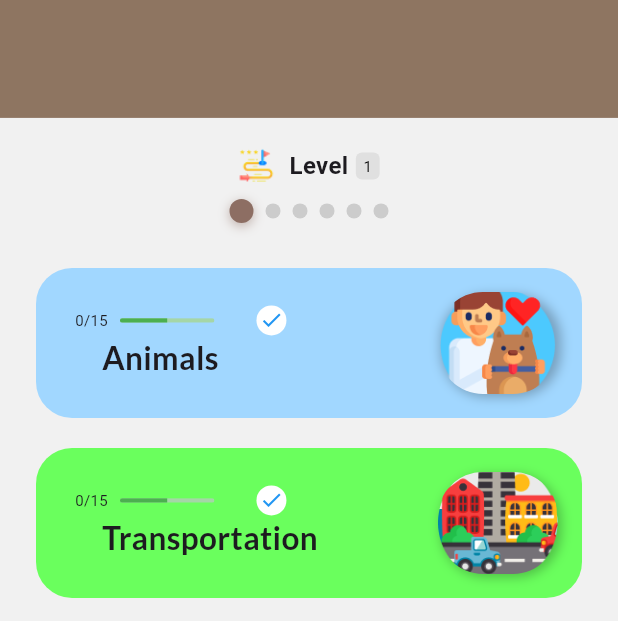
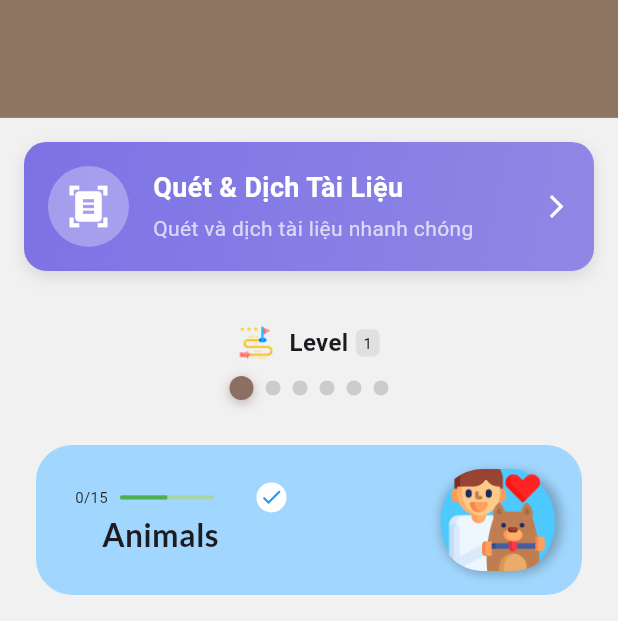
Before and after one commit to DangThanhWang/Mobile-app, a Flutter app: the HomePage screen opened directly, on a phone screen of 412 x 824 dp, the part 615-1236 px from its top. Run offline on Flutter 3.47's test engine with Material 3 defaults, Android fonts, the phone set to English and light mode, and no system bars; drawn by our look-alikes of percent_indicator; our stand-ins replace audioplayers, camera, firebase_auth, firebase_core, firebase_storage, flutter_gemini and 11 more; missing offline and left inert: google_ml_kit, mongo_dart, translator; accounts and stored records are empty; Roboto replaces fonts that are missing (Roboto-Black).

Commit message:
add scanner

```diff
--- a/lib/Pages/Home/HomePage.dart
+++ b/lib/Pages/Home/HomePage.dart
@@ -2,7 +2,7 @@
 import 'package:app/Components/Header/Home_Header.dart';
 import 'package:app/Components/Header/Header_Genral.dart';
 import 'package:flutter/material.dart';
-
+import 'package:app/Pages/DocumentScanner/document_scanner_page.dart';
 import '../../Widgets/Home/HomeItem2.dart';
 
 class HomePage extends StatefulWidget {
@@ -33,6 +33,86 @@ class _HomePageState extends State<HomePage> {
                 slivers: [
                   // Add Home_Header directly if it's already a sliver
                   Home_Header(),
+
+                  SliverToBoxAdapter(
+                    child: Padding(
+                      padding: const EdgeInsets.all(16.0),
+                      child: InkWell(
+                        onTap: () {
+                          Navigator.push(
+                              context,
+                              MaterialPageRoute(
+                                  builder: (context) => DocumentScannerPage()
+                              )
+                          );
+                        },
+                        child: Container(
+                          padding: const EdgeInsets.all(16),
+                          decoration: BoxDecoration(
+                            gradient: const LinearGradient(
+                              colors: [Color(0xFF7C72E5), Color(0xFF9087E5)],
+                              begin: Alignment.topLeft,
+                              end: Alignment.bottomRight,
+                            ),
+                            borderRadius: BorderRadius.circular(15),
+                            boxShadow: [
+                              BoxShadow(
+                                color: Colors.black.withOpacity(0.1),
+                                blurRadius: 8,
+                                offset: const Offset(0, 4),
+                              ),
+                            ],
+                          ),
+                          child: Row(
+                            children: [
+                              Container(
+                                padding: const EdgeInsets.all(12),
+                                decoration: BoxDecoration(
+                                  color: Colors.white.withOpacity(0.3),
+                                  shape: BoxShape.circle,
+                                ),
+                                child: const Icon(
+                                  Icons.document_scanner,
+                                  color: Colors.white,
+                                  size: 30,
+                                ),
+                              ),
+                              const SizedBox(width: 16),
+                              const Expanded(
+                                child: Column(
+                                  crossAxisAlignment: CrossAxisAlignment.start,
+                                  children: [
+                                    Text(
+                                      "Quét & Dịch Tài Liệu",
+                                      style: TextStyle(
+                                        fontSize: 18,
+                                        fontWeight: FontWeight.bold,
+                                        color: Colors.white,
+                                      ),
+                                    ),
+                                    SizedBox(height: 4),
+                                    Text(
+                                      "Quét và dịch tài liệu nhanh chóng",
+                                      style: TextStyle(
+                                        fontSize: 14,
+                                        color: Colors.white70,
+                                      ),
+                                    ),
+                                  ],
+                                ),
+                              ),
+                              const Icon(
+                                Icons.arrow_forward_ios,
+                                color: Colors.white,
+                                size: 18,
+                              ),
+                            ],
+                          ),
+                        ),
+                      ),
+                    ),
+                  ),
+
                   // Ensure HomeItem2 is wrapped correctly
                   SliverToBoxAdapter(
                     child: SizedBox(
--- a/lib/main.dart
+++ b/lib/main.dart
@@ -2,6 +2,8 @@ import 'package:app/Database/mongoDB.dart';
 import 'package:app/Definitons/Constants.dart';
 import 'package:app/Pages/Auth/GetStarted.dart';
 import 'package:app/Pages/Page/MainHome.dart';
+import 'package:app/Pages/DocumentScanner/document_scanner_page.dart';
+
 import 'package:app/Widgets/ChatBox/AllChatsScreen.dart';
 import 'package:app/Widgets/ChatBox/CreateRoomScreen.dart';
 import 'package:app/Widgets/ChatBox/HelpCenter.dart';
@@ -47,6 +49,7 @@ class MyApp extends StatelessWidget {
         '/all-chats': (context) => AllChatsScreen(),
         '/new-chat': (context) => CreateRoomScreen(),
         '/help': (context) => HelpScreen(),
+        '/document-scanner': (context) => DocumentScannerPage(), // Thêm route mới
       },
       debugShowCheckedModeBanner: false,
     );
--- a/pubspec.yaml
+++ b/pubspec.yaml
@@ -18,6 +18,11 @@ dependencies:
   firebase_storage: ^12.3.7
   cloud_firestore: ^5.5.0
   google_sign_in: ^5.4.3
+
+  camera: ^0.11.1
+  google_ml_kit: ^0.20.0
+  permission_handler: ^12.0.0+1
+  translator: ^1.0.3+1
 
   #Icon
   line_awesome_flutter: ^1.0.2
```
Also changed, not shown: lib/Pages/DocumentScanner/document_scanner_page.dart (+522 -0 lines), pubspec.lock, 255 other files.
